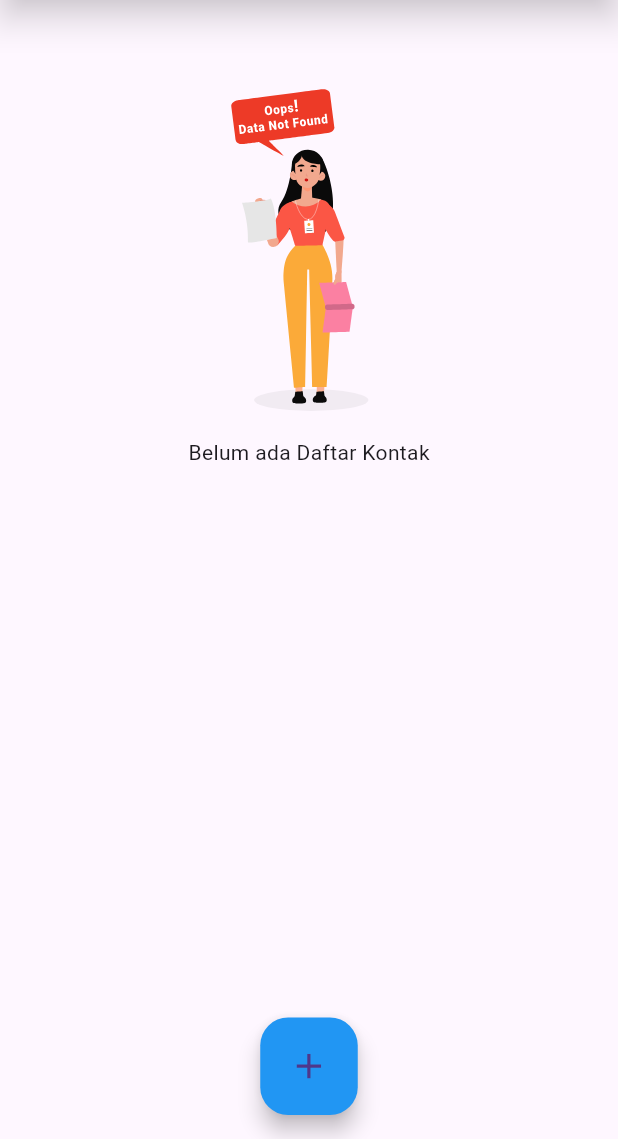
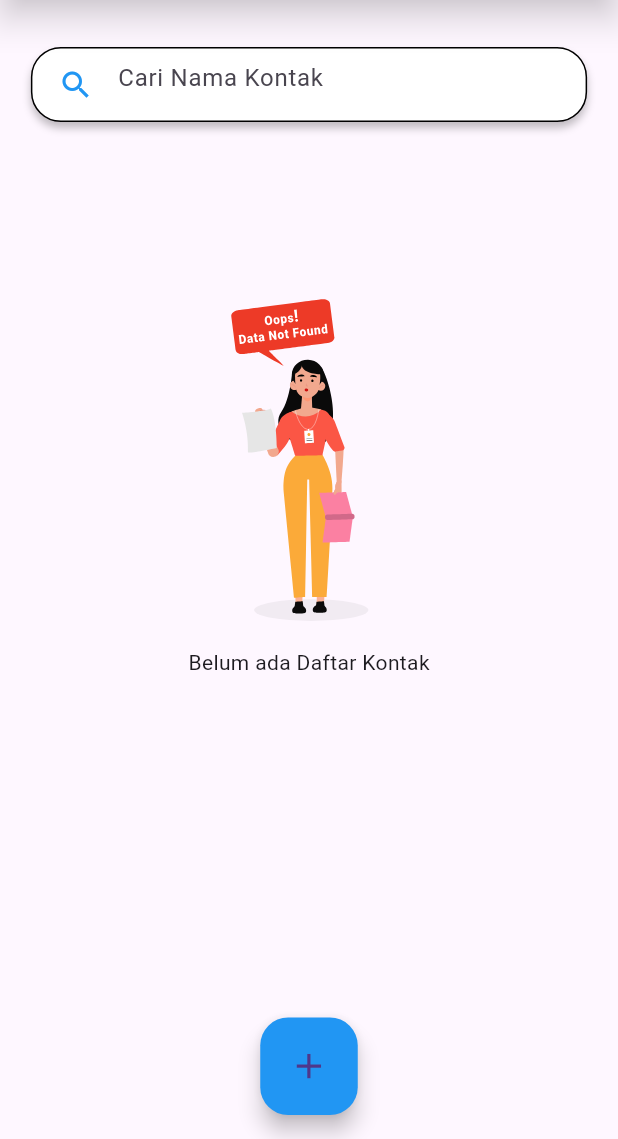
Before and after one commit to NabilAlfaatir09/flutter-contact-app, a Flutter app: the screen it shows after launch, on a phone screen of 412 x 824 dp, the part 97-1236 px from its top. Run offline on Flutter 3.47's test engine with Material 3 defaults, Android fonts, the phone set to English and light mode, and no system bars; our stand-ins replace get, lottie, sqflite; accounts and stored records are empty.

Commit message:
memperbaiki tampilan home

```diff
--- a/lib/app/modules/home/views/home_view.dart
+++ b/lib/app/modules/home/views/home_view.dart
@@ -26,6 +26,44 @@ class HomeView extends GetView<HomeController> {
               () => (controller.contactsUpdate.isEmpty)
                   ? Column(
                       children: [
+                        const SizedBox(
+                          height: 40,
+                        ),
+                        Container(
+                          width: MediaQuery.of(context).size.width * 0.9,
+                          height: 50,
+                          alignment: Alignment.center,
+                          padding: const EdgeInsets.only(left: 5),
+                          decoration: BoxDecoration(
+                            color: Colors.white,
+                            borderRadius: BorderRadius.circular(20),
+                            border: Border.all(color: Colors.black),
+                            boxShadow: const [
+                              BoxShadow(
+                                color: Color(0x3F000000),
+                                blurRadius: 4,
+                                offset: Offset(0, 4),
+                                spreadRadius: 0,
+                              )
+                            ],
+                          ),
+                          child: TextField(
+                            controller: controller.cariContact,
+                            onChanged: (value) =>
+                                controller.searchContacts(value),
+                            decoration: const InputDecoration(
+                              prefixIcon: Icon(
+                                Icons.search,
+                                color: Colors.blue,
+                              ),
+                              border: InputBorder.none,
+                              hintText: "Cari Nama Kontak",
+                            ),
+                          ),
+                        ),
+                        const SizedBox(
+                          height: 50,
+                        ),
                         Lottie.asset(
                           "assets/datanotfound.json",
                           height: 300,
@@ -37,7 +75,7 @@ class HomeView extends GetView<HomeController> {
                   : Column(
                       children: [
                         const SizedBox(
-                          height: 30,
+                          height: 40,
                         ),
                         Container(
                           width: MediaQuery.of(context).size.width * 0.9,
```
